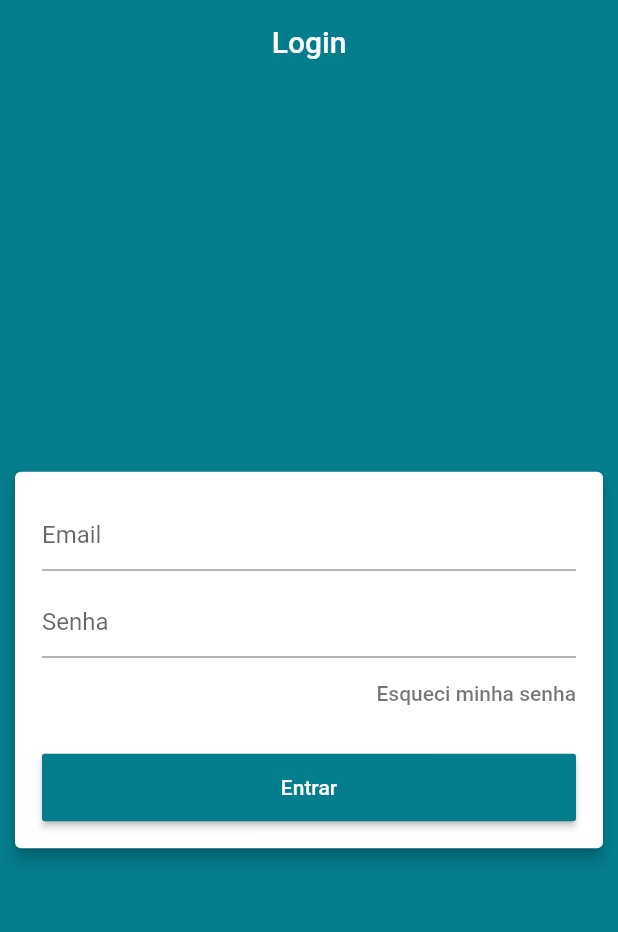
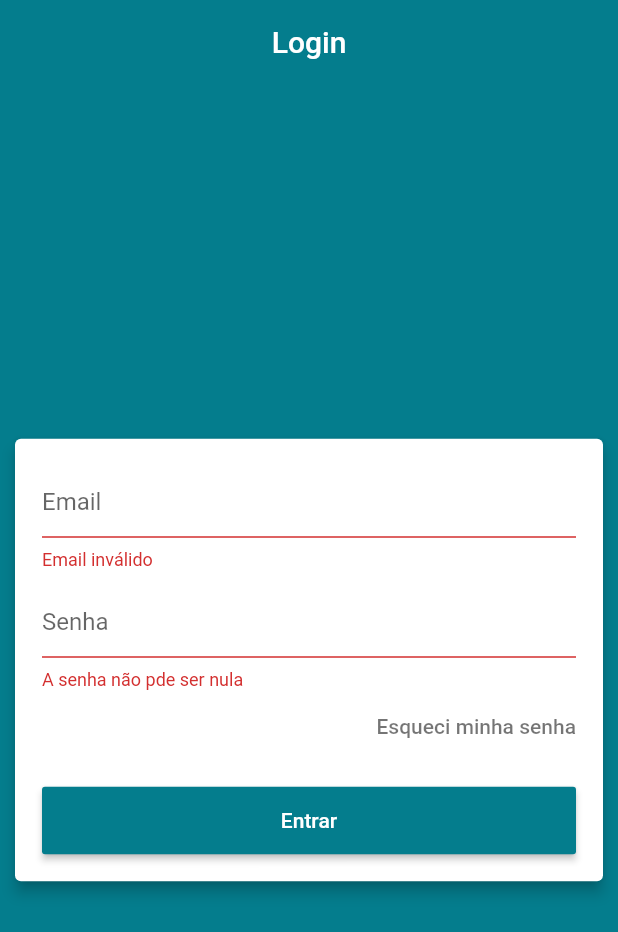
Before and after one commit to mateusbatista4/loja_virtual, a Flutter app: the screen it shows after launch, after a tap on "Entrar", on a phone screen of 412 x 824 dp. Shown: the top 932 px of the screen. Run offline on Flutter 3.47's test engine with Material 2 defaults, Android fonts, the phone set to English and light mode, and no system bars; our stand-ins replace cloud_firestore, firebase_auth; accounts and stored records are empty.

Commit message:
Firebase login

```diff
--- /dev/null
+++ b/lib/helpers/firebase_erros.dart
@@ -0,0 +1,25 @@
+String getErrorString(String code){
+  switch (code) {
+    case 'ERROR_WEAK_PASSWORD':
+      return 'Sua senha é muito fraca.';
+    case 'ERROR_INVALID_EMAIL':
+      return 'Seu e-mail é inválido.';
+    case 'ERROR_EMAIL_ALREADY_IN_USE':
+      return 'E-mail já está sendo utilizado em outra conta.';
+    case 'ERROR_INVALID_CREDENTIAL':
+      return 'Seu e-mail é inválido.';
+    case 'ERROR_WRONG_PASSWORD':
+      return 'Sua senha está incorreta.';
+    case 'ERROR_USER_NOT_FOUND':
+      return 'Não há usuário com este e-mail.';
+    case 'ERROR_USER_DISABLED':
+      return 'Este usuário foi desabilitado.';
+    case 'ERROR_TOO_MANY_REQUESTS':
+      return 'Muitas solicitações. Tente novamente mais tarde.';
+    case 'ERROR_OPERATION_NOT_ALLOWED':
+      return 'Operação não permitida.';
+
+    default:
+      return 'Um erro indefinido ocorreu.';
+  }
+}
--- a/lib/main.dart
+++ b/lib/main.dart
@@ -1,7 +1,9 @@
 import 'package:cloud_firestore/cloud_firestore.dart';
 import 'package:flutter/material.dart';
+import 'package:loja_virtual/models/user_manager.dart';
 import 'package:loja_virtual/screens/base/base_screen.dart';
 import 'package:loja_virtual/screens/login/login_screen.dart';
+import 'package:provider/provider.dart';
 
 void main() {
   runApp(MyApp());
@@ -10,7 +12,9 @@ void main() {
 class MyApp extends StatelessWidget {
   @override
   Widget build(BuildContext context) {
-    return MaterialApp(
+    return Provider(
+      create: (_)=> UserManager(),
+          child: MaterialApp(
         title: 'Loja do Mateus ',
         debugShowCheckedModeBanner: false,
         theme: ThemeData(
@@ -21,6 +25,7 @@ class MyApp extends StatelessWidget {
           visualDensity: VisualDensity.adaptivePlatformDensity,
         ),
         home: LoginScreen()//BaseScreen(),
+      ),
     );
   }
 }
--- /dev/null
+++ b/lib/models/user.dart
@@ -0,0 +1,8 @@
+class User{
+
+  User({this.email,this.password});
+
+  String userName;
+  String email;
+  String password;
+}
--- /dev/null
+++ b/lib/models/user_manager.dart
@@ -0,0 +1,18 @@
+import 'package:firebase_auth/firebase_auth.dart';
+import 'package:flutter/services.dart';
+import 'package:loja_virtual/helpers/firebase_erros.dart';
+import 'package:loja_virtual/models/user.dart';
+
+class UserManager {
+  final FirebaseAuth auth = FirebaseAuth.instance;
+
+  Future<void> signIn({User user, Function onFail, Function onSuccess}) async {
+    try {
+      final result = await auth.signInWithEmailAndPassword(
+          email: user.email, password: user.password);
+      onSuccess();
+    } on PlatformException catch (e) {
+      onFail(getErrorString(e.code));
+    }
+  }
+}
--- a/lib/screens/login/login_screen.dart
+++ b/lib/screens/login/login_screen.dart
@@ -1,13 +1,20 @@
+import 'dart:math';
+
 import 'package:flutter/material.dart';
 import 'package:loja_virtual/helpers/validators.dart';
+import 'package:loja_virtual/models/user.dart';
+import 'package:loja_virtual/models/user_manager.dart';
+import 'package:provider/provider.dart';
 
 class LoginScreen extends StatelessWidget {
-  TextEditingController emailController = TextEditingController();
-  TextEditingController passwordController = TextEditingController();
-  final GlobalKey<FormState> formKey = GlobalKey<FormState>();
+  final TextEditingController emailController = TextEditingController();
+  final TextEditingController passwordController = TextEditingController();
+  final GlobalKey<FormState> _formKey = GlobalKey<FormState>();
+  final GlobalKey<ScaffoldState> _scaffoldKey = GlobalKey<ScaffoldState>();
   @override
   Widget build(BuildContext context) {
     return Scaffold(
+      key: _scaffoldKey,
       appBar: AppBar(
         centerTitle: true,
         title: Text("Login"),
@@ -17,6 +24,7 @@ class LoginScreen extends StatelessWidget {
         elevation: 4,
         margin: EdgeInsets.symmetric(horizontal: 10),
         child: Form(
+          key: _formKey,
           child: ListView(
             padding: EdgeInsets.all(18),
             shrinkWrap: true,
@@ -27,7 +35,10 @@ class LoginScreen extends StatelessWidget {
                 keyboardType: TextInputType.emailAddress,
                 decoration: InputDecoration(hintText: "Email"),
                 validator: (email) {
-                  if (!emailValidator(email)) return "Email inválido";
+                  if (!emailValidator(email))
+                    return "Email inválido";
+                  else
+                    return null;
                 },
               ),
               SizedBox(
@@ -40,8 +51,11 @@ class LoginScreen extends StatelessWidget {
                 autocorrect: false,
                 validator: (senha) {
                   if (senha.isEmpty)
-                    return "A senha não pde seer nula";
-                  else if (senha.length < 6) return "A senha muito curta";
+                    return "A senha não pde ser nula";
+                  else if (senha.length < 6)
+                    return "A senha muito curta";
+                  else
+                    return null;
                 },
               ),
               Align(
@@ -62,7 +76,21 @@ class LoginScreen extends StatelessWidget {
                 height: 45,
                 child: RaisedButton(
                     onPressed: () {
-                      if (formKey.currentState.validate()) {}
+                      if (_formKey.currentState.validate()) {
+                        context.read<UserManager>().signIn(
+                            onSuccess: () {
+                              //  TODO: FECHAR LOGIN
+                            },
+                            onFail: (erro) {
+                              _scaffoldKey.currentState.showSnackBar(SnackBar(
+                                backgroundColor: Colors.redAccent,
+                                content: Text('Falha no Login: $erro'),
+                              ));
+                            },
+                            user: User(
+                                email: emailController.text,
+                                password: passwordController.text));
+                      }
                     },
                     color: Theme.of(context).primaryColor,
                     textColor: Colors.white,
```
Lines whose indentation alone changed are shown as unchanged.
